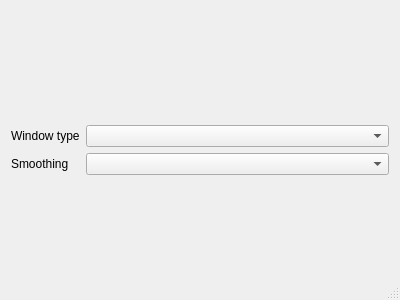
The window that spectrumwindow.ui (trcwm/BasicDSP) describes before a commit, drawn with Qt 5.
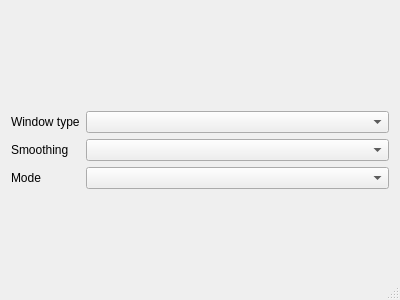
The same window after the commit.

Commit message: * Updated spectrum window to support I/Q and 2-channel mode. * Added clear menu code

Patch:
```diff
--- a/spectrumwindow.ui
+++ b/spectrumwindow.ui
@@ -25,10 +25,7 @@
     </layout>
    </item>
    <item>
-    <layout class="QGridLayout" name="gridLayout" rowstretch="0,0" columnstretch="0,1">
-     <item row="0" column="1">
-      <widget class="QComboBox" name="windowTypeBox"/>
-     </item>
+    <layout class="QGridLayout" name="gridLayout" rowstretch="0,0,0" columnstretch="0,1">
      <item row="0" column="0">
       <widget class="QLabel" name="label">
        <property name="text">
@@ -36,6 +33,12 @@
        </property>
       </widget>
      </item>
+     <item row="0" column="1">
+      <widget class="QComboBox" name="windowTypeBox"/>
+     </item>
+     <item row="1" column="1">
+      <widget class="QComboBox" name="smoothingBox"/>
+     </item>
      <item row="1" column="0">
       <widget class="QLabel" name="label_2">
        <property name="text">
@@ -43,8 +46,15 @@
        </property>
       </widget>
      </item>
-     <item row="1" column="1">
-      <widget class="QComboBox" name="smoothingBox"/>
+     <item row="2" column="0">
+      <widget class="QLabel" name="label_3">
+       <property name="text">
+        <string>Mode</string>
+       </property>
+      </widget>
+     </item>
+     <item row="2" column="1">
+      <widget class="QComboBox" name="modeBox"/>
      </item>
     </layout>
    </item>
```
Left out of the diff: 2 changed lines with no effect on the pictures. The commit also changes 14 other files.
